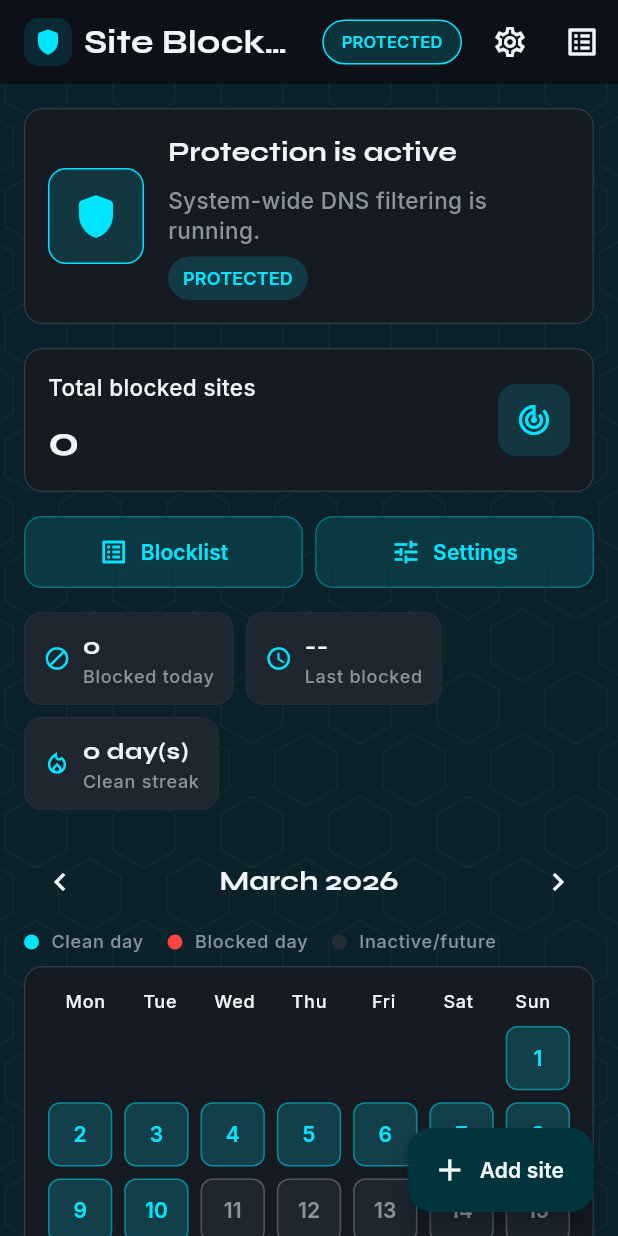
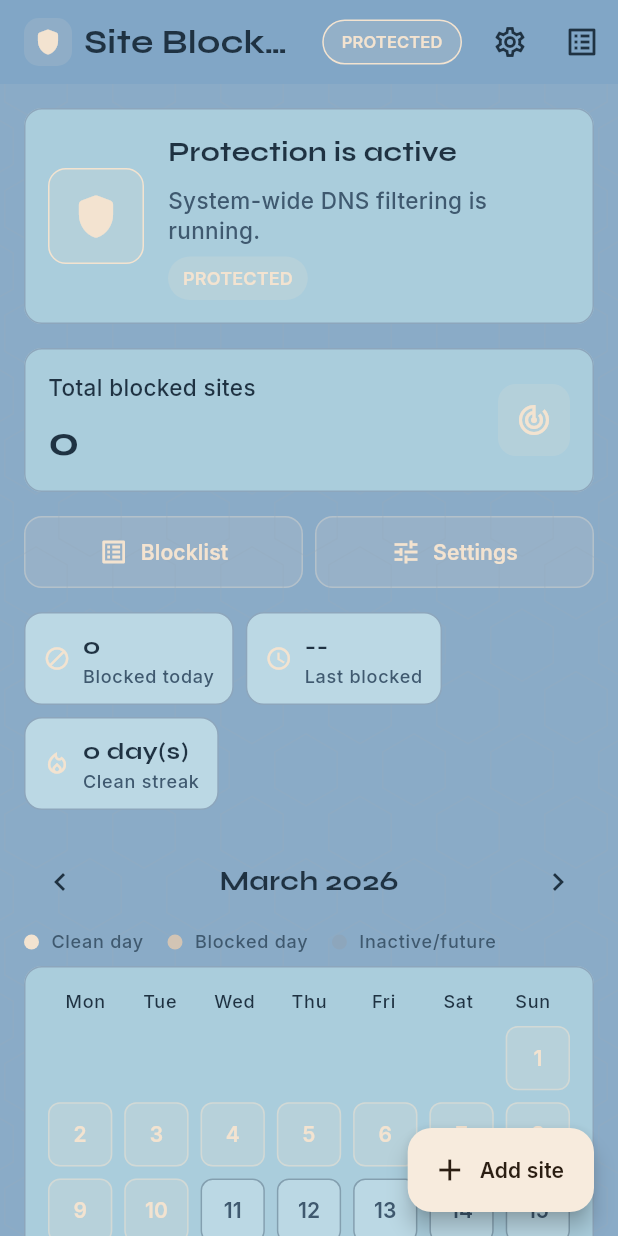
Before and after one commit to mohamedamine-code/Site-Blocker-App, a Flutter app: the screen it shows after launch, on a phone screen of 412 x 824 dp. Run offline on Flutter 3.47's test engine with Material 3 defaults, Android fonts, the light colour scheme and no system bars; drawn by our look-alikes of flutter_animate; our stand-ins replace google_fonts, package_info_plus, shared_preferences, sqflite; accounts and stored records are empty.

Commit message:
Update app theme palette

```diff
--- a/lib/theme/app_theme.dart
+++ b/lib/theme/app_theme.dart
@@ -4,44 +4,44 @@ import 'package:google_fonts/google_fonts.dart';
 class AppPalette {
   const AppPalette._();
 
-  static const background = Color(0xFF0D1117);
-  static const surface = Color(0xFF161B22);
-  static const accent = Color(0xFF00E5FF);
-  static const danger = Color(0xFFFF4444);
-  static const textPrimary = Color(0xFFF0F6FC);
-  static const textSecondary = Color(0xFF8B949E);
+  static const background = Color(0xFF81A6C6);
+  static const surface = Color(0xFFAACDDC);
+  static const accent = Color(0xFFF3E3D0);
+  static const danger = Color(0xFFD2C4B4);
+  static const textPrimary = Color(0xFF1F3242);
+  static const textSecondary = Color(0xFF3F596F);
 }
 
 ThemeData buildAppTheme() {
   const scheme = ColorScheme(
-    brightness: Brightness.dark,
+    brightness: Brightness.light,
     primary: AppPalette.accent,
-    onPrimary: Color(0xFF001317),
-    primaryContainer: Color(0xFF00343D),
-    onPrimaryContainer: AppPalette.textPrimary,
-    secondary: Color(0xFF57D8EA),
-    onSecondary: Color(0xFF00262D),
-    secondaryContainer: Color(0xFF073D48),
-    onSecondaryContainer: AppPalette.textPrimary,
-    tertiary: Color(0xFF8AA4FF),
-    onTertiary: Color(0xFF00105A),
-    tertiaryContainer: Color(0xFF1E2B6D),
-    onTertiaryContainer: AppPalette.textPrimary,
+    onPrimary: Color(0xFF2B1E12),
+    primaryContainer: Color(0xFFF7EBDD),
+    onPrimaryContainer: Color(0xFF2B1E12),
+    secondary: Color(0xFF81A6C6),
+    onSecondary: Color(0xFF112332),
+    secondaryContainer: Color(0xFFAACDDC),
+    onSecondaryContainer: Color(0xFF1C3345),
+    tertiary: Color(0xFFD2C4B4),
+    onTertiary: Color(0xFF2F2720),
+    tertiaryContainer: Color(0xFFE2D8CB),
+    onTertiaryContainer: Color(0xFF3A3027),
     error: AppPalette.danger,
-    onError: AppPalette.textPrimary,
-    errorContainer: Color(0xFF431A1A),
-    onErrorContainer: AppPalette.textPrimary,
+    onError: Color(0xFF2F2720),
+    errorContainer: Color(0xFFE2D8CB),
+    onErrorContainer: Color(0xFF3A3027),
     surface: AppPalette.surface,
     onSurface: AppPalette.textPrimary,
     onSurfaceVariant: AppPalette.textSecondary,
-    outline: Color(0xFF2F363D),
-    outlineVariant: Color(0xFF262C33),
+    outline: Color(0xFF6B859B),
+    outlineVariant: Color(0xFF8DA6BC),
     shadow: Colors.black,
     scrim: Colors.black,
     inverseSurface: AppPalette.textPrimary,
     onInverseSurface: AppPalette.surface,
-    inversePrimary: Color(0xFF00BCD4),
-    surfaceContainerHighest: Color(0xFF1F2630),
+    inversePrimary: Color(0xFFE8D8C3),
+    surfaceContainerHighest: Color(0xFFBBD8E4),
   );
 
   final baseTextTheme = GoogleFonts.interTextTheme().apply(
@@ -83,13 +83,13 @@ ThemeData buildAppTheme() {
 
   return ThemeData(
     useMaterial3: true,
-    brightness: Brightness.dark,
+    brightness: Brightness.light,
     colorScheme: scheme,
     textTheme: textTheme,
     scaffoldBackgroundColor: AppPalette.background,
     canvasColor: AppPalette.background,
     dividerTheme: const DividerThemeData(
-      color: Color(0xFF2F363D),
+      color: Color(0xFF6B859B),
       thickness: 1,
       space: 1,
     ),
@@ -106,21 +106,21 @@ ThemeData buildAppTheme() {
       elevation: 0,
       shape: RoundedRectangleBorder(
         borderRadius: BorderRadius.circular(12),
-        side: const BorderSide(color: Color(0xFF2F363D)),
+        side: const BorderSide(color: Color(0xFF8DA6BC)),
       ),
     ),
     iconTheme: const IconThemeData(color: AppPalette.textPrimary),
     inputDecorationTheme: InputDecorationTheme(
       filled: true,
-      fillColor: const Color(0xFF1A212B),
+      fillColor: const Color(0xFFBBD8E4),
       contentPadding: const EdgeInsets.symmetric(horizontal: 16, vertical: 16),
       border: OutlineInputBorder(
         borderRadius: BorderRadius.circular(12),
-        borderSide: const BorderSide(color: Color(0xFF2F363D)),
+        borderSide: const BorderSide(color: Color(0xFF6B859B)),
       ),
       enabledBorder: OutlineInputBorder(
         borderRadius: BorderRadius.circular(12),
-        borderSide: const BorderSide(color: Color(0xFF2F363D)),
+        borderSide: const BorderSide(color: Color(0xFF6B859B)),
       ),
       focusedBorder: OutlineInputBorder(
         borderRadius: BorderRadius.circular(12),
@@ -139,7 +139,7 @@ ThemeData buildAppTheme() {
       style: FilledButton.styleFrom(
         minimumSize: const Size.fromHeight(48),
         backgroundColor: AppPalette.accent,
-        foregroundColor: const Color(0xFF001317),
+        foregroundColor: const Color(0xFF2B1E12),
         shape: RoundedRectangleBorder(borderRadius: BorderRadius.circular(12)),
         textStyle: GoogleFonts.inter(fontWeight: FontWeight.w700),
       ),
@@ -148,15 +148,15 @@ ThemeData buildAppTheme() {
       style: OutlinedButton.styleFrom(
         minimumSize: const Size.fromHeight(48),
         foregroundColor: AppPalette.textPrimary,
-        side: const BorderSide(color: Color(0xFF2F363D)),
+        side: const BorderSide(color: Color(0xFF6B859B)),
         shape: RoundedRectangleBorder(borderRadius: BorderRadius.circular(12)),
         textStyle: GoogleFonts.inter(fontWeight: FontWeight.w700),
       ),
     ),
     chipTheme: ChipThemeData(
-      backgroundColor: const Color(0xFF1F2630),
-      selectedColor: const Color(0xFF073D48),
-      side: const BorderSide(color: Color(0xFF2F363D)),
+      backgroundColor: const Color(0xFFBBD8E4),
+      selectedColor: const Color(0xFFE2D8CB),
+      side: const BorderSide(color: Color(0xFF6B859B)),
       labelStyle: GoogleFonts.inter(
         color: AppPalette.textPrimary,
         fontWeight: FontWeight.w600,
@@ -167,7 +167,7 @@ ThemeData buildAppTheme() {
       color: AppPalette.accent,
     ),
     snackBarTheme: SnackBarThemeData(
-      backgroundColor: const Color(0xFF1A212B),
+      backgroundColor: const Color(0xFFAACDDC),
       contentTextStyle: GoogleFonts.inter(
         color: AppPalette.textPrimary,
         fontWeight: FontWeight.w600,
```
